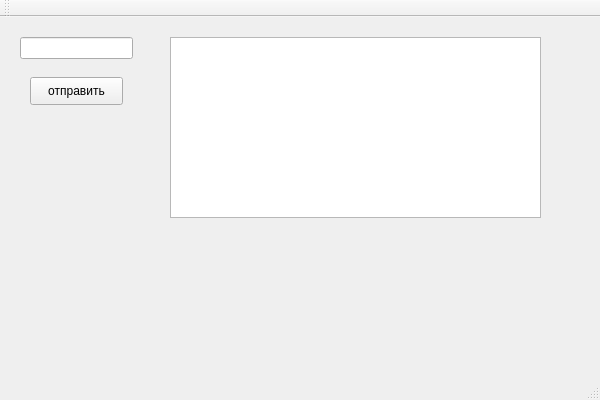
Above: QtParcer/QtParcer.ui from SergeyG22/GismeteoTracker before the change. Below: the same form after it.
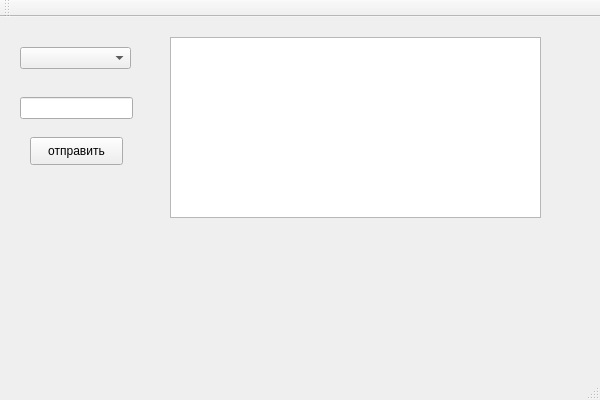
That is the form after the change.

What changed in the file:
```diff
--- a/QtParcer/QtParcer.ui
+++ b/QtParcer/QtParcer.ui
@@ -18,7 +18,7 @@
     <property name="geometry">
      <rect>
       <x>20</x>
-      <y>20</y>
+      <y>80</y>
       <width>113</width>
       <height>22</height>
      </rect>
@@ -38,7 +38,7 @@
     <property name="geometry">
      <rect>
       <x>30</x>
-      <y>60</y>
+      <y>120</y>
       <width>93</width>
       <height>28</height>
      </rect>
@@ -47,6 +47,16 @@
      <string>отправить</string>
     </property>
    </widget>
+   <widget class="QComboBox" name="comboBox">
+    <property name="geometry">
+     <rect>
+      <x>20</x>
+      <y>30</y>
+      <width>111</width>
+      <height>22</height>
+     </rect>
+    </property>
+   </widget>
   </widget>
   <widget class="QMenuBar" name="menuBar">
    <property name="geometry">
```
